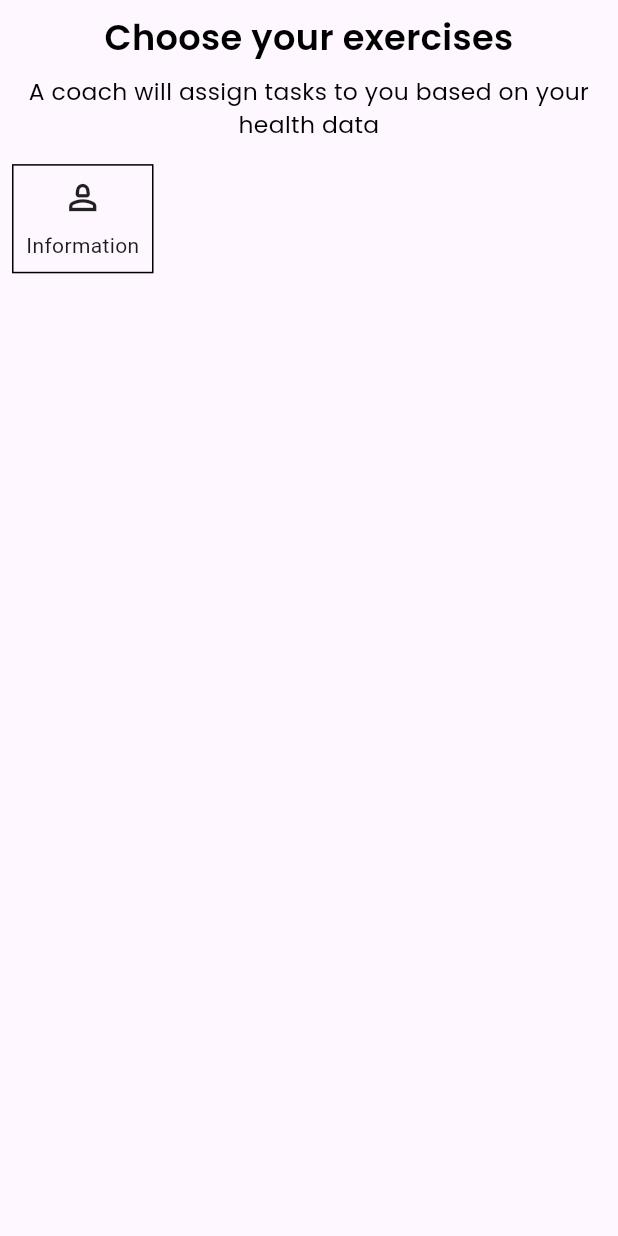
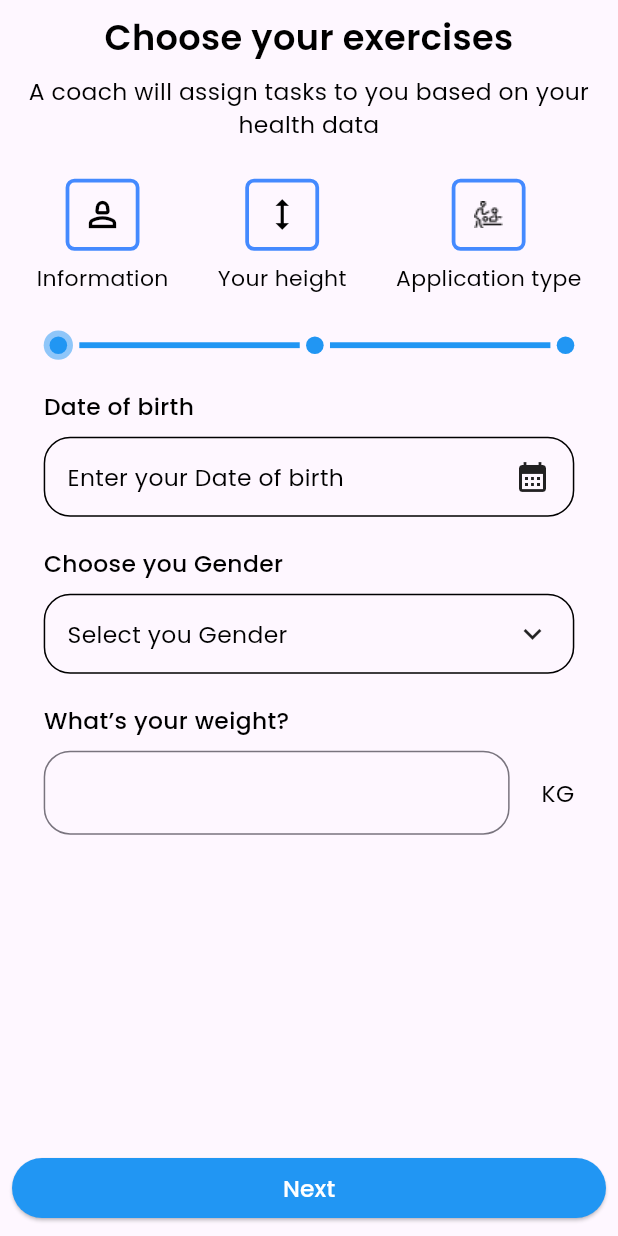
Before and after one commit to ahs25001/online_gym, a Flutter app: the screen it shows after launch, on a phone screen of 412 x 824 dp. Run offline on Flutter 3.47's test engine with Material 3 defaults, Android fonts, the phone set to English and light mode, and no system bars; our stand-ins replace flutter_bloc, flutter_screenutil, google_fonts, wheel_chooser.

Commit message:
end first two steps

```diff
--- a/lib/core/utiles/AppStrings.dart
+++ b/lib/core/utiles/AppStrings.dart
@@ -1,6 +1,16 @@
 class AppStrings {
   static const String chooseYourExercises = "Choose your exercises";
   static const String information= "Information";
+  static const String yourHeight= "Your height";
+  static const String next= "Next";
+  static const String chooseYouGender= "Choose you Gender";
+  static const String selectYouGender= "Select you Gender";
+  static const String whatIsYourWeight= "What’s your weight?";
+  static const String dateOfBirth= "Date of birth";
+  static const String kg= "KG";
+  static const String whatIsYourHeight= "What’s your height?";
+  static const String enterYourDateOfBirth= "Enter your Date of birth";
+  static const String applicationType= "Application type";
   static const String initDesc =
       "A coach will assign tasks to you based on your health data";
 }
--- /dev/null
+++ b/lib/core/utiles/app_icons.dart
@@ -0,0 +1,4 @@
+String iconBaseUrl="assets/icons/";
+class AppIcons{
+  static String applicationIcon="${iconBaseUrl}applicationIcon.png";
+}
--- a/lib/core/utiles/app_styles.dart
+++ b/lib/core/utiles/app_styles.dart
@@ -6,7 +6,14 @@ class AppStyles {
   static TextStyle titleStyle = GoogleFonts.poppins(
       color: Colors.black, fontWeight: FontWeight.w600, fontSize: 24.sp);
   static TextStyle subTitleStyle = GoogleFonts.poppins(
-      color: Colors.black, fontWeight: FontWeight.w400, fontSize: 12.sp);
+      color: Colors.black, fontWeight: FontWeight.w400, fontSize: 15.sp);
+  static TextStyle selectedSubTitleStyle = GoogleFonts.poppins(
+      color: Colors.black, fontWeight: FontWeight.w600, fontSize: 15.sp);
   static TextStyle descriptionStyle = GoogleFonts.poppins(
       color: Colors.black, fontWeight: FontWeight.w400, fontSize: 16.sp);
+  static TextStyle fieldTitle = GoogleFonts.poppins(
+      color: Colors.black, fontWeight: FontWeight.w500, fontSize: 16.sp);
+  static ButtonStyle primaryButtonStyle = ElevatedButton.styleFrom(
+    backgroundColor: Colors.blue,
+  );
 }
--- a/lib/featuers/home/presentation/bloc/home_bloc.dart
+++ b/lib/featuers/home/presentation/bloc/home_bloc.dart
@@ -1,15 +1,32 @@
-import 'dart:async';
-
-import 'package:bloc/bloc.dart';
-import 'package:meta/meta.dart';
+import 'package:flutter/cupertino.dart';
+import 'package:flutter_bloc/flutter_bloc.dart';
 
 part 'home_event.dart';
+
 part 'home_state.dart';
 
 class HomeBloc extends Bloc<HomeEvent, HomeState> {
+  static HomeBloc get(context) => BlocProvider.of(context);
+  TextEditingController weightController = TextEditingController();
+
   HomeBloc() : super(HomeInitial()) {
     on<HomeEvent>((event, emit) {
-      // TODO: implement event handler
+      if (event is NextStepEvent) {
+        emit(state.copyWith(
+            homeScreenStatus: HomeScreenStatus.init,
+            currentStep: ((state.currentStep ?? 0) < 2)
+                ? (state.currentStep ?? 0) + 1
+                : 0));
+      } else if (event is OpenDatePackerEvent) {
+        emit(state.copyWith(
+            homeScreenStatus: HomeScreenStatus.datePackerActive));
+      } else if (event is SetBirthDateEvent) {
+        emit(state.copyWith(
+            homeScreenStatus: HomeScreenStatus.init,
+            birthDate: event.birthDate));
+      } else if (event is ChangeHeightEvent) {
+        emit(state.copyWith(height: event.height));
+      }
     });
   }
 }
--- a/lib/featuers/home/presentation/bloc/home_event.dart
+++ b/lib/featuers/home/presentation/bloc/home_event.dart
@@ -2,3 +2,21 @@ part of 'home_bloc.dart';
 
 @immutable
 abstract class HomeEvent {}
+
+class NextStepEvent extends HomeEvent {
+
+}
+
+class ChangeHeightEvent extends HomeEvent {
+  int height;
+
+  ChangeHeightEvent(this.height);
+}
+
+class OpenDatePackerEvent extends HomeEvent {}
+
+class SetBirthDateEvent extends HomeEvent {
+  DateTime? birthDate;
+
+  SetBirthDateEvent(this.birthDate);
+}
--- a/lib/featuers/home/presentation/bloc/home_state.dart
+++ b/lib/featuers/home/presentation/bloc/home_state.dart
@@ -1,16 +1,30 @@
 part of 'home_bloc.dart';
 
-enum HomeScreenStatus { init }
+enum HomeScreenStatus { init, datePackerActive }
 
 @immutable
 class HomeState {
   HomeScreenStatus? homeScreenStatus;
+  int? currentStep = 0;
+  DateTime? birthDate;
+  int? height;
 
-  HomeState({this.homeScreenStatus});
+  HomeState(
+      {this.homeScreenStatus,
+      this.currentStep ,
+      this.birthDate,
+      this.height});
 
-  HomeState copyWith({HomeScreenStatus? homeScreenStatus}) {
+  HomeState copyWith(
+      {HomeScreenStatus? homeScreenStatus,
+      int? currentStep ,
+      int? height,
+      DateTime? birthDate}) {
     return HomeState(
-        homeScreenStatus: homeScreenStatus ?? this.homeScreenStatus);
+        homeScreenStatus: homeScreenStatus ?? this.homeScreenStatus,
+        height: height ?? this.height,
+        birthDate: birthDate ?? this.birthDate,
+        currentStep: currentStep??this.currentStep);
   }
 }
 
--- a/lib/featuers/home/presentation/pages/HomeScreen.dart
+++ b/lib/featuers/home/presentation/pages/HomeScreen.dart
@@ -1,18 +1,69 @@
 import 'package:flutter/material.dart';
+import 'package:flutter_bloc/flutter_bloc.dart';
 import 'package:flutter_screenutil/flutter_screenutil.dart';
 import 'package:online_gym/core/utiles/AppStrings.dart';
+import 'package:online_gym/core/utiles/app_icons.dart';
 import 'package:online_gym/core/utiles/app_styles.dart';
+import 'package:online_gym/featuers/home/presentation/pages/second_step_tab.dart';
+import 'package:online_gym/featuers/home/presentation/pages/third_step_tab.dart';
+import 'package:online_gym/featuers/home/presentation/widgets/check_slider.dart';
+import 'package:online_gym/featuers/home/presentation/widgets/intro_custum_icons.dart';
+
+import '../bloc/home_bloc.dart';
+import 'first_step_tab.dart';
 
 class HomeScreen extends StatelessWidget {
   const HomeScreen({super.key});
 
   @override
   Widget build(BuildContext context) {
-    return Scaffold(
+    List<Widget> steps = [
+      const FStepTab(),
+      const SStepTab(),
+      const TStepTab(),
+    ];
+    return BlocProvider(
+      create: (context) => HomeBloc(),
+      child: Scaffold(
+        resizeToAvoidBottomInset: false,
         body: SafeArea(
           child: Padding(
             padding: const EdgeInsets.all(8.0),
-          child: Column(
+            child: BlocConsumer<HomeBloc, HomeState>(
+              listener: (context, state) async {
+                if (state.homeScreenStatus ==
+                    HomeScreenStatus.datePackerActive) {
+                  DateTime? birthDate = await showDatePicker(
+                    context: context,
+                    initialDate: (state.birthDate == null)
+                        ? DateTime.now()
+                        : state.birthDate,
+                    firstDate: DateTime(1900),
+                    lastDate: DateTime.now(),
+                    builder: (context, child) {
+                      return Theme(
+                        data: Theme.of(context).copyWith(
+                          colorScheme: ColorScheme.light(
+                            primary: Colors.blue,
+                            onPrimary: Theme.of(context).colorScheme.onError,
+                          ),
+                          textButtonTheme: TextButtonThemeData(
+                            style: TextButton.styleFrom(
+                              foregroundColor: Colors.black,
+                            ),
+                          ),
+                        ),
+                        child: child!,
+                      );
+                    },
+                  );
+                  if (birthDate != null) {
+                    HomeBloc.get(context).add(SetBirthDateEvent(birthDate));
+                  }
+                }
+              },
+              builder: (context, state) {
+                return Column(
                   crossAxisAlignment: CrossAxisAlignment.stretch,
                   // mainAxisAlignment: MainAxisAlignment.center,
                   children: [
@@ -30,32 +81,47 @@ class HomeScreen extends StatelessWidget {
                       textAlign: TextAlign.center,
                     ),
                     SizedBox(
-                height: 16.h,
+                      height: 26.h,
                     ),
                     Row(
+                      mainAxisAlignment: MainAxisAlignment.spaceAround,
                       children: [
-                  Container(
-
-                    padding: EdgeInsets.symmetric(vertical: 8.h,horizontal: 8.w),
-                      decoration: BoxDecoration(
-                          border: Border.all(color: Colors.black,),
-                          shape: BoxShape.rectangle,
-
+                        IntroCustemIcons(
+                            title: AppStrings.information,
+                            icon: Icons.person_2_outlined,
+                            isSelected: state.currentStep == 0),
+                        IntroCustemIcons(
+                            title: AppStrings.yourHeight,
+                            icon: Icons.height,
+                            isSelected: state.currentStep == 1),
+                        IntroCustemIcons(
+                            title: AppStrings.applicationType,
+                            imageIcon: AssetImage(
+                              AppIcons.applicationIcon,
                             ),
-                      child: Column(
-                        children: [
-                          Icon(
-                            Icons.person_2_outlined,
-                            size: 28.sp,
-                            weight: 28,
-                          ),
-                          SizedBox(height:8.h),
-                          Text(AppStrings.information)
-                        ],
-                      )),
+                            isSelected: state.currentStep == 2)
                       ],
                     ),
+                    SizedBox(
+                      height: 25.h,
+                    ),
+                    CheckSlider(state.currentStep??0),
+                    steps[state.currentStep??0],
+                    const Spacer(),
+                    ElevatedButton(
+                        onPressed: () {
+                          HomeBloc.get(context).add(NextStepEvent());
+                        },
+                        style: AppStyles.primaryButtonStyle,
+                        child: Text(
+                          AppStrings.next,
+                          style: AppStyles.fieldTitle
+                              .copyWith(color: Colors.white),
+                        ))
                   ],
+                );
+              },
+            ),
           ),
         ),
       ),
--- /dev/null
+++ b/lib/featuers/home/presentation/pages/first_step_tab.dart
@@ -0,0 +1,127 @@
+import 'package:flutter/material.dart';
+import 'package:flutter_bloc/flutter_bloc.dart';
+import 'package:flutter_screenutil/flutter_screenutil.dart';
+import 'package:online_gym/core/utiles/AppStrings.dart';
+import 'package:online_gym/core/utiles/app_styles.dart';
+import 'package:online_gym/featuers/home/presentation/bloc/home_bloc.dart';
+
+class FStepTab extends StatelessWidget {
+  const FStepTab({super.key});
+
+  @override
+  Widget build(BuildContext context) {
+    return BlocConsumer<HomeBloc, HomeState>(
+      listener: (context, state) {},
+      builder: (context, state) {
+        return Padding(
+          padding: EdgeInsets.symmetric(horizontal: 20.0.w, vertical: 20.h),
+          child: Column(
+            crossAxisAlignment: CrossAxisAlignment.start,
+            children: [
+              Text(
+                AppStrings.dateOfBirth,
+                style: AppStyles.fieldTitle,
+              ),
+              SizedBox(
+                height: 10.h,
+              ),
+              InkWell(
+                onTap: () => HomeBloc.get(context).add(OpenDatePackerEvent()),
+                child: Container(
+                  padding:
+                      EdgeInsets.symmetric(vertical: 14.h, horizontal: 14.w),
+                  decoration: BoxDecoration(
+                      border: Border.all(color: Colors.black),
+                      borderRadius: BorderRadius.circular(18.r)),
+                  child: Row(
+                    mainAxisAlignment: MainAxisAlignment.spaceBetween,
+                    children: [
+                      Text(
+                        (state.birthDate == null)
+                            ? AppStrings.enterYourDateOfBirth
+                            : HomeBloc.get(context)
+                                .state
+                                .birthDate
+                                .toString()
+                                .substring(0, 10),
+                        style: AppStyles.descriptionStyle,
+                      ),
+                      const Icon(
+                        Icons.calendar_month,
+                      )
+                    ],
+                  ),
+                ),
+              ),
+              SizedBox(
+                height: 20.h,
+              ),
+              Text(
+                AppStrings.chooseYouGender,
+                style: AppStyles.fieldTitle,
+              ),
+              SizedBox(
+                height: 10.h,
+              ),
+              InkWell(
+                child: Container(
+                  padding:
+                      EdgeInsets.symmetric(vertical: 14.h, horizontal: 14.w),
+                  decoration: BoxDecoration(
+                      border: Border.all(color: Colors.black),
+                      borderRadius: BorderRadius.circular(18.r)),
+                  child: Row(
+                    mainAxisAlignment: MainAxisAlignment.spaceBetween,
+                    children: [
+                      Text(
+                        AppStrings.selectYouGender,
+                        style: AppStyles.descriptionStyle,
+                      ),
+                      const Icon(
+                        Icons.keyboard_arrow_down,
+                      )
+                    ],
+                  ),
+                ),
+              ),
+              SizedBox(
+                height: 20.h,
+              ),
+              Text(
+                AppStrings.whatIsYourWeight,
+                style: AppStyles.fieldTitle,
+              ),
+              SizedBox(
+                height: 10.h,
+              ),
+              Row(
+                children: [
+                  Expanded(
+                    child: TextFormField(
+                      keyboardType: TextInputType.number,
+                      cursorColor: Colors.blue,
+                      decoration: InputDecoration(
+                        border: OutlineInputBorder(
+                            borderRadius: BorderRadius.circular(18.r),
+                            borderSide: BorderSide(color: Colors.blue)),
+                        focusedBorder: OutlineInputBorder(
+                            borderRadius: BorderRadius.circular(18.r),
+                            borderSide: BorderSide(color: Colors.blue)),
+                      ),
+                      controller: HomeBloc.get(context).weightController,
+                    ),
+                  ),
+                  SizedBox(width: 20.w,),
+                  Text(
+                    AppStrings.kg,
+                    style: AppStyles.descriptionStyle,
+                  ),
+                ],
+              ),
+            ],
+          ),
+        );
+      },
+    );
+  }
+}
--- /dev/null
+++ b/lib/featuers/home/presentation/pages/second_step_tab.dart
@@ -0,0 +1,38 @@
+import 'package:flutter/material.dart';
+import 'package:flutter_screenutil/flutter_screenutil.dart';
+import 'package:online_gym/core/utiles/app_styles.dart';
+import 'package:online_gym/featuers/home/presentation/bloc/home_bloc.dart';
+import 'package:wheel_chooser/wheel_chooser.dart';
+
+import '../../../../core/utiles/AppStrings.dart';
+
+class SStepTab extends StatelessWidget {
+  const SStepTab({super.key});
+
+  @override
+  Widget build(BuildContext context) {
+    return Expanded(
+      child: Column(
+        crossAxisAlignment: CrossAxisAlignment.start,
+        children: [
+          SizedBox(height: 20.h,),
+          Text(
+            AppStrings.whatIsYourHeight,
+            style: AppStyles.fieldTitle,
+          ),
+          SizedBox(height: 20.h,),
+          Expanded(
+            child: WheelChooser.integer(
+              selectTextStyle: AppStyles.selectedSubTitleStyle.copyWith(color: Colors.blue),
+                onValueChanged: (p0) {
+                 HomeBloc.get(context).add(ChangeHeightEvent(p0));
+                },
+                maxValue: 250,
+                minValue: 100),
+          ),
+
+        ],
+      ),
+    );
+  }
+}
--- /dev/null
+++ b/lib/featuers/home/presentation/pages/third_step_tab.dart
@@ -0,0 +1,10 @@
+import 'package:flutter/material.dart';
+
+class TStepTab extends StatelessWidget {
+  const TStepTab({super.key});
+
+  @override
+  Widget build(BuildContext context) {
+    return const Placeholder(color: Colors.blue,);
+  }
+}
--- /dev/null
+++ b/lib/featuers/home/presentation/widgets/check_slider.dart
@@ -0,0 +1,102 @@
+import 'package:flutter/material.dart';
+import 'package:flutter_screenutil/flutter_screenutil.dart';
+
+class CheckSlider extends StatelessWidget {
+  int currentStep;
+
+  CheckSlider(this.currentStep);
+
+  @override
+  Widget build(BuildContext context) {
+    return Padding(
+      padding: EdgeInsets.symmetric(horizontal: 20.0.w),
+      child: Row(
+        mainAxisAlignment: MainAxisAlignment.spaceAround,
+        children: [
+          (currentStep == 0)
+              ? CircleAvatar(
+                  radius: 10.r,
+                  backgroundColor: Colors.blue.withOpacity(.5),
+                  child: CircleAvatar(
+                    radius: 6.r,
+                    backgroundColor: Colors.blue,
+                  ),
+                )
+              : CircleAvatar(
+                  radius: 10.r,
+                  backgroundColor: Colors.green,
+                  child: Icon(
+                    Icons.check,
+                    size: 10.sp,
+                    color: Colors.white,
+                  ),
+                ),
+          Expanded(
+            child: Divider(
+              color: (currentStep == 0) ? Colors.blue : Colors.green,
+              height: 4.h,
+              thickness: 4.h,
+              indent: 4.w,
+              endIndent: 4.w,
+            ),
+          ),
+          (currentStep == 1)
+              ? CircleAvatar(
+                  radius: 10.r,
+                  backgroundColor: Colors.blue.withOpacity(.5),
+                  child: CircleAvatar(
+                    radius: 6.r,
+                    backgroundColor: Colors.blue,
+                  ),
+                )
+              : (currentStep > 1)
+                  ? CircleAvatar(
+                      radius: 10.r,
+                      backgroundColor: Colors.green,
+                      child: Icon(
+                        Icons.check,
+                        size: 10.sp,
+                        color: Colors.white,
+                      ),
+                    )
+                  : CircleAvatar(
+                      radius: 6.r,
+                      backgroundColor: Colors.blue,
+                    ),
+          Expanded(
+            child: Divider(
+              color: (currentStep <= 1) ? Colors.blue : Colors.green,
+              height: 4.h,
+              thickness: 4.h,
+              indent: 4.w,
+              endIndent: 4.w,
+            ),
+          ),
+          (currentStep == 2)
+              ? CircleAvatar(
+                  radius: 10.r,
+                  backgroundColor: Colors.blue.withOpacity(.5),
+                  child: CircleAvatar(
+                    radius: 6.r,
+                    backgroundColor: Colors.blue,
+                  ),
+                )
+              : (currentStep > 2)
+                  ? CircleAvatar(
+                      radius: 10.r,
+                      backgroundColor: Colors.green,
+                      child: Icon(
+                        Icons.check,
+                        size: 10.sp,
+                        color: Colors.white,
+                      ),
+                    )
+                  : CircleAvatar(
+                      radius: 6.r,
+                      backgroundColor: Colors.blue,
+                    ),
+        ],
+      ),
+    );
+  }
+}
--- /dev/null
+++ b/lib/featuers/home/presentation/widgets/intro_custum_icons.dart
@@ -0,0 +1,51 @@
+import 'package:flutter/material.dart';
+import 'package:flutter_screenutil/flutter_screenutil.dart';
+
+import '../../../../core/utiles/app_styles.dart';
+
+class IntroCustemIcons extends StatelessWidget {
+  String title;
+  IconData? icon;
+  bool isSelected;
+  AssetImage? imageIcon;
+
+  IntroCustemIcons(
+      {required this.title,
+      this.icon,
+      required this.isSelected,
+      this.imageIcon});
+
+  @override
+  Widget build(BuildContext context) {
+    return Column(
+      children: [
+        Container(
+          padding: EdgeInsets.symmetric(vertical: 8.h, horizontal: 8.w),
+          decoration: BoxDecoration(
+              border: Border.all(color: Colors.blueAccent, width: 2.5),
+              shape: BoxShape.rectangle,
+              borderRadius: BorderRadius.circular(6.r)),
+          child: (icon != null)
+              ? Icon(
+                  icon,
+                  size: 28.sp,
+                  weight: 28,
+                  color: (isSelected) ? Colors.blueAccent : Colors.black,
+                )
+              : ImageIcon(
+                  imageIcon,
+                  size: 28.sp,
+                  color: (isSelected) ? Colors.blueAccent : Colors.black,
+                ),
+        ),
+        SizedBox(height: 8.h),
+        Text(
+          title,
+          style: (isSelected)
+              ? AppStyles.selectedSubTitleStyle
+              : AppStyles.subTitleStyle,
+        )
+      ],
+    );
+  }
+}
--- a/pubspec.yaml
+++ b/pubspec.yaml
@@ -34,6 +34,7 @@ dependencies:
   flutter_bloc: ^8.1.3
   google_fonts: ^6.1.0
   flutter_screenutil: ^5.9.0
+  wheel_chooser: ^1.1.2
   # The following adds the Cupertino Icons font to your application.
   # Use with the CupertinoIcons class for iOS style icons.
   cupertino_icons: ^1.0.2
@@ -61,8 +62,8 @@ flutter:
   uses-material-design: true
 
   # To add assets to your application, add an assets section, like this:
-  # assets:
-  #   - images/a_dot_burr.jpeg
+  assets:
+    - assets/icons/
   #   - images/a_dot_ham.jpeg
 
   # An image asset can refer to one or more resolution-specific "variants", see
```
Also changed, not shown: assets/icons/2.0x/applicationIcon@2x.png (added), assets/icons/3.0x/applicationIcon@3x.png (added), assets/icons/applicationIcon.png (added), pubspec.lock. Lines whose indentation alone changed are shown as unchanged.
